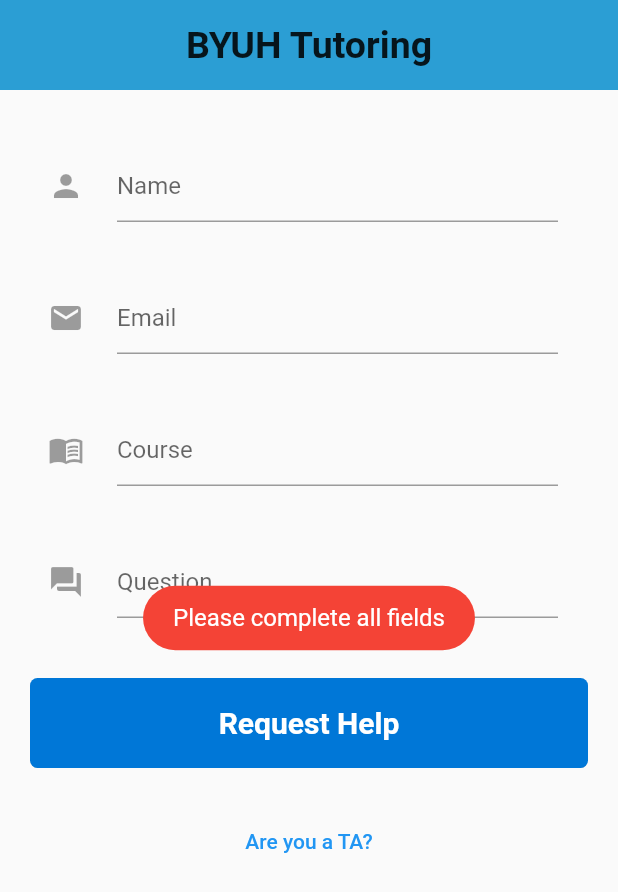
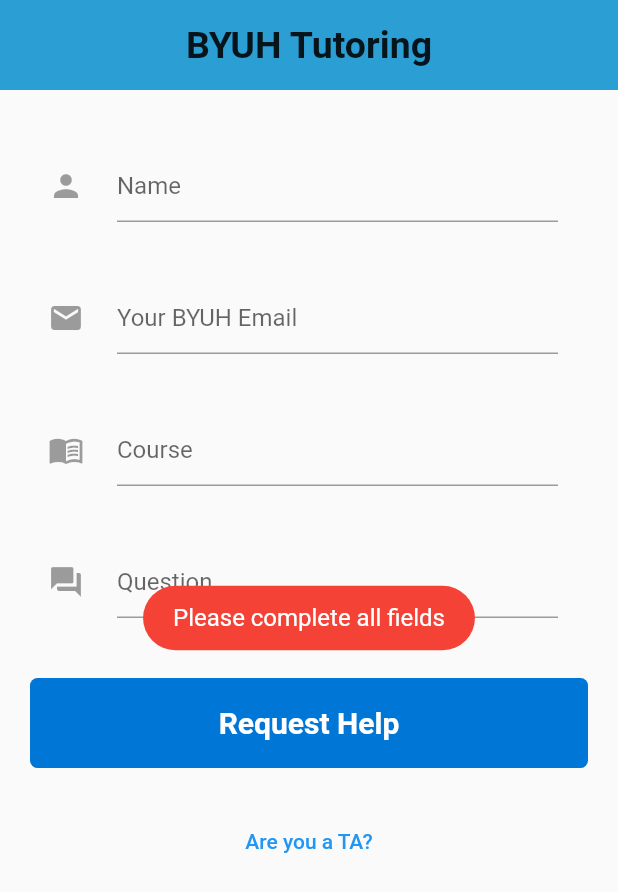
Before and after one commit to flybaflyba/Request-Handling-TA, a Flutter app: the screen it shows after launch, after a tap on "Request Help", on a phone screen of 412 x 824 dp. Shown: the top 892 px of the screen. Run offline on Flutter 3.47's test engine with Material 2 defaults, Android fonts, the phone set to English and light mode, and no system bars; our stand-ins replace cloud_firestore, email_validator, firebase_auth, firebase_core, fluttertoast; missing offline and left inert: flutter_picker; accounts and stored records are empty.

Commit message:
Force users to use byuh email

```diff
--- a/lib/RequestPage.dart
+++ b/lib/RequestPage.dart
@@ -103,7 +103,7 @@
                       onChanged: (value){
                          email = value;
                       },
-                      decoration: InputDecoration(hintText: "Email"),
+                      decoration: InputDecoration(hintText: "Your BYUH Email"),
                     ),
                   ),
                 ),
@@ -201,6 +201,9 @@
                     } else {
                       if (!EmailValidator.validate(email)) {
                         Universals.showToast("Invalid email", Universals.toastMessageTypeWarning);
+                      } else {
+                        if(!email.contains("byuh")){
+                          Universals.showToast("Please use your BYUH email", Universals.toastMessageTypeWarning);
                         } else {
                           Request request;
                           var requestMessageBack = "";
@@ -365,6 +368,8 @@
 
                       }
 
+                    }
+
 
                   },
                   color: Universals.buttonColor,
```
Lines whose indentation alone changed are shown as unchanged.
